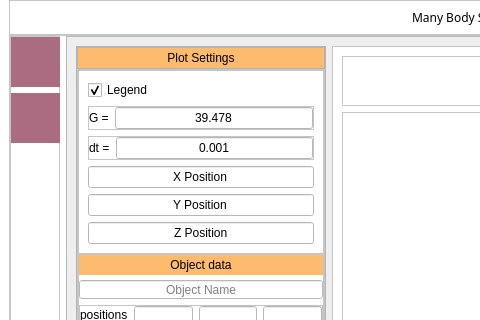
The window that ui/main.ui (chapayev0/Python-many-body-simulation) describes before a commit, drawn with Qt 5; both pictures show x 0 to 480 and y 0 to 320 of the 1016 by 642 pixel window.
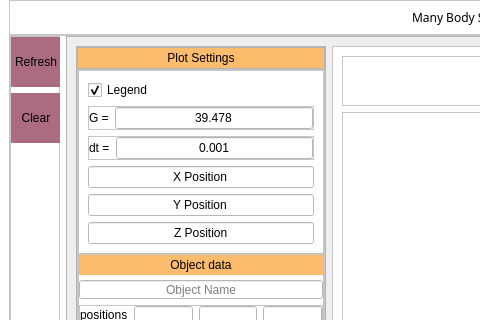
The same window after the commit.

Commit message: auto drag use to refresh figure

Patch:
```diff
--- a/ui/main.ui
+++ b/ui/main.ui
@@ -247,6 +247,12 @@
               <height>50</height>
              </size>
             </property>
+            <property name="font">
+             <font>
+              <family>Ubuntu</family>
+              <pointsize>9</pointsize>
+             </font>
+            </property>
             <property name="styleSheet">
              <string notr="true">QPushButton{
 
@@ -268,7 +274,7 @@
 </string>
             </property>
             <property name="text">
-             <string/>
+             <string>Refresh</string>
             </property>
            </widget>
           </item>
@@ -280,6 +286,11 @@
               <height>50</height>
              </size>
             </property>
+            <property name="font">
+             <font>
+              <family>Ubuntu</family>
+             </font>
+            </property>
             <property name="styleSheet">
              <string notr="true">QPushButton{
 
@@ -301,7 +312,7 @@
 </string>
             </property>
             <property name="text">
-             <string/>
+             <string>Clear</string>
             </property>
            </widget>
           </item>
```
Left out of the diff: 5 changed lines with no effect on the pictures. The commit also changes 2 other files.
